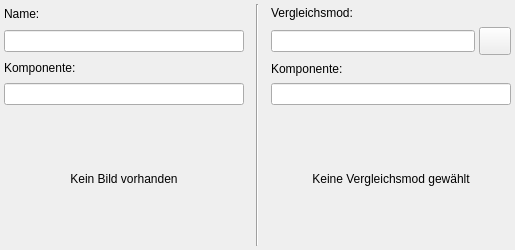
Before: the Qt Designer form Structure/Pages/Section_Mod_Statistics_Comparison.ui in Looking4Git/Starfield_LOH, drawn with Qt 5.
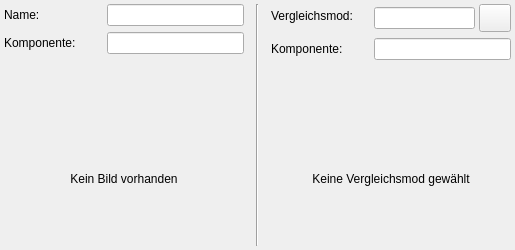
After: the same form once the commit is applied. Icons and pictures are not drawn.

Commit message: Mod-Analyse & Statistik: Design Rules aktualisiert, Masterfile-Filterung, Formular-Layout Vergleich und Konflikttabelle integriert

Patch:
```diff
--- a/Structure/Pages/Section_Mod_Statistics_Comparison.ui
+++ b/Structure/Pages/Section_Mod_Statistics_Comparison.ui
@@ -45,33 +45,67 @@
        <number>0</number>
       </property>
       <item>
+       <layout class="QFormLayout" name="form_layout_main">
+        <property name="horizontalSpacing">
+         <number>8</number>
+        </property>
+        <property name="verticalSpacing">
+         <number>6</number>
+        </property>
+        <property name="leftMargin">
+         <number>0</number>
+        </property>
+        <property name="topMargin">
+         <number>0</number>
+        </property>
+        <property name="rightMargin">
+         <number>0</number>
+        </property>
+        <property name="bottomMargin">
+         <number>0</number>
+        </property>
+        <item row="0" column="0">
        <widget class="QLabel" name="lbl_main_name_title">
+          <property name="minimumSize">
+           <size>
+            <width>95</width>
+            <height>0</height>
+           </size>
+          </property>
         <property name="text">
          <string>Name:</string>
         </property>
        </widget>
       </item>
-      <item>
+        <item row="0" column="1">
        <widget class="QLineEdit" name="inp_main_name">
         <property name="readOnly">
          <bool>true</bool>
         </property>
        </widget>
       </item>
-      <item>
+        <item row="1" column="0">
        <widget class="QLabel" name="lbl_main_comp_title">
+          <property name="minimumSize">
+           <size>
+            <width>95</width>
+            <height>0</height>
+           </size>
+          </property>
         <property name="text">
          <string>Komponente:</string>
         </property>
        </widget>
       </item>
-      <item>
+        <item row="1" column="1">
        <widget class="QLineEdit" name="inp_main_component">
         <property name="readOnly">
          <bool>true</bool>
         </property>
        </widget>
       </item>
+       </layout>
+      </item>
       <item>
        <layout class="QHBoxLayout" name="layout_main_img_center">
         <item>
@@ -156,13 +190,39 @@
        <number>0</number>
       </property>
       <item>
+       <layout class="QFormLayout" name="form_layout_comp">
+        <property name="horizontalSpacing">
+         <number>8</number>
+        </property>
+        <property name="verticalSpacing">
+         <number>6</number>
+        </property>
+        <property name="leftMargin">
+         <number>0</number>
+        </property>
+        <property name="topMargin">
+         <number>0</number>
+        </property>
+        <property name="rightMargin">
+         <number>0</number>
+        </property>
+        <property name="bottomMargin">
+         <number>0</number>
+        </property>
+        <item row="0" column="0">
        <widget class="QLabel" name="lbl_comp_name_title">
+          <property name="minimumSize">
+           <size>
+            <width>95</width>
+            <height>0</height>
+           </size>
+          </property>
         <property name="text">
          <string>Vergleichsmod:</string>
         </property>
        </widget>
       </item>
-      <item>
+        <item row="0" column="1">
        <layout class="QHBoxLayout" name="layout_comp_name_row">
         <property name="spacing">
          <number>4</number>
@@ -202,19 +262,27 @@
         </item>
        </layout>
       </item>
-      <item>
+        <item row="1" column="0">
        <widget class="QLabel" name="lbl_comp_comp_title">
+          <property name="minimumSize">
+           <size>
+            <width>95</width>
+            <height>0</height>
+           </size>
+          </property>
         <property name="text">
          <string>Komponente:</string>
         </property>
        </widget>
       </item>
-      <item>
+        <item row="1" column="1">
        <widget class="QLineEdit" name="inp_comp_component">
         <property name="readOnly">
          <bool>true</bool>
         </property>
        </widget>
+        </item>
+       </layout>
       </item>
       <item>
        <layout class="QHBoxLayout" name="layout_comp_img_center">
```
Lines whose indentation alone changed are shown as unchanged. The commit also changes 12 other files.
